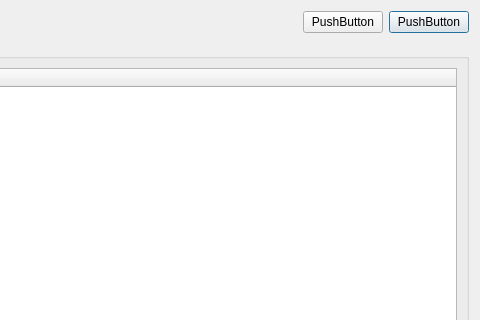
Old version of the form opcuaclientdialog.ui in the repository MichaelColonel/BeamComposition-Linux; both pictures show x 419 to 899 and y 0 to 320 of the 899 by 561 pixel window.
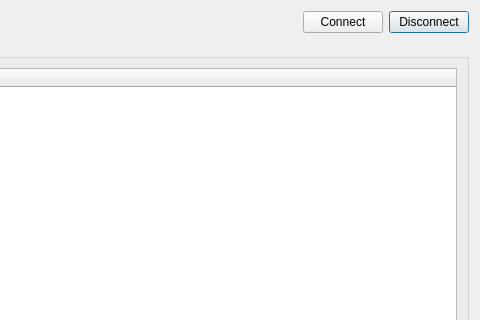
New version of the form.

Diff of the .ui file:
```diff
--- a/opcuaclientdialog.ui
+++ b/opcuaclientdialog.ui
@@ -32,7 +32,7 @@
      <item row="0" column="3">
       <widget class="QPushButton" name="pushButton_2">
        <property name="text">
-        <string>PushButton</string>
+        <string>Disconnect</string>
        </property>
       </widget>
      </item>
@@ -46,7 +46,7 @@
      <item row="0" column="2">
       <widget class="QPushButton" name="pushButton">
        <property name="text">
-        <string>PushButton</string>
+        <string>Connect</string>
        </property>
       </widget>
      </item>
```
Left out of the diff: 19 changed lines with no effect on the pictures.
